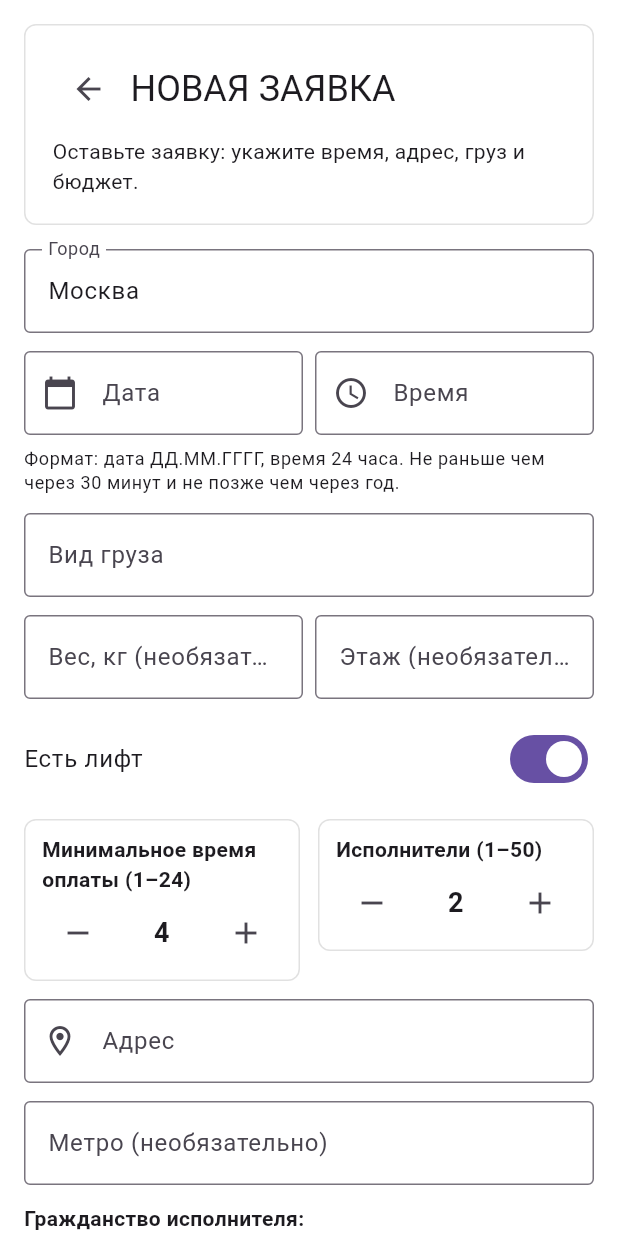
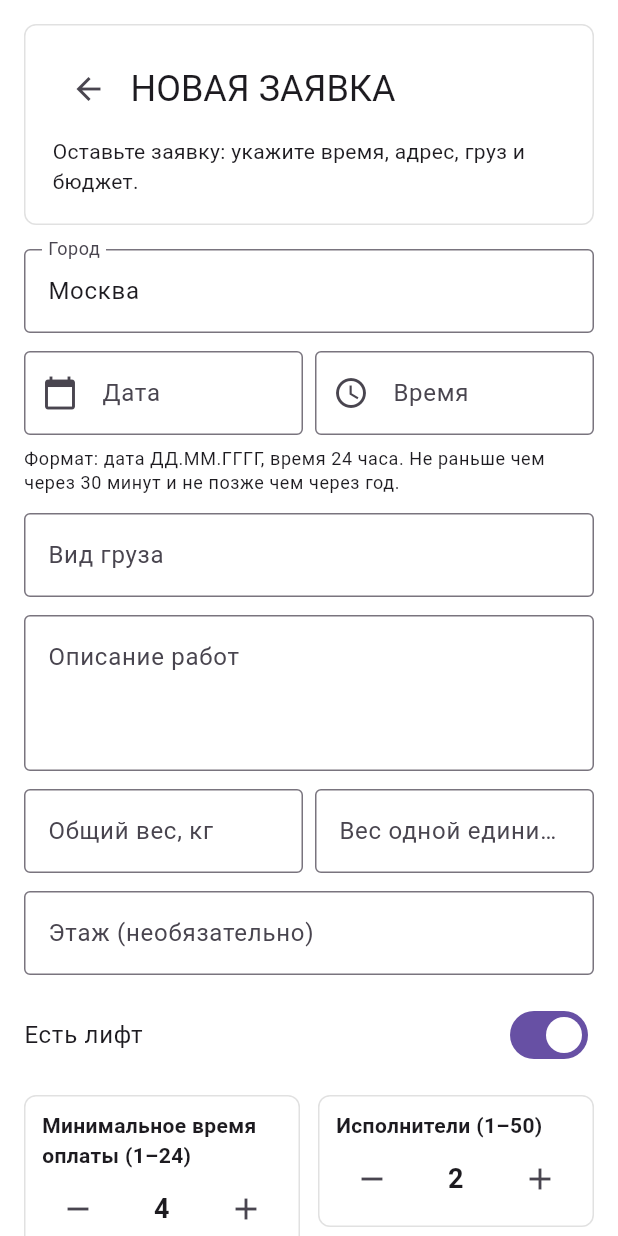
Before and after one commit to tonimasite-dotcom/gpm_platform, a Flutter app: the LogistHomeScreen screen opened directly, after a tap on "Создать", on a phone screen of 412 x 824 dp. Run offline on Flutter 3.47's test engine with Material 3 defaults, Android fonts, the phone set to English and light mode, and no system bars; our stand-ins replace flutter_dotenv, image_picker, web; statements that could not run were skipped.

Commit message:
Cabinet batch 3: chat banner, create-order fields, finance & dashboard
- Chats: remove the "Чаты привязаны к заказам…" policy banner from the
  thread list (was shown to client and worker).
- Create-order form (client): citizenship is now "Только РФ" / "Любое"
  (drops the "только не РФ" option; "Любое" sends national=every). Add a
  required free-form "Описание работ" field; split the single weight
  field into required "Общий вес" and "Вес одной единицы" (with a hint
  to give an approximate max per-unit weight).
- Worker finance card: show a breakdown — на подтверждении / всего
  заработано / завершённых заказов — under the headline amount.
- Worker "Главная": tidy the header card, move the three stats into an
  equal-width row with per-stat icon and a light palette-keyed tint.
- Backend _order_amount: worker accrual is the performer rate × hours,
  never individual_price/legal_price (the client-facing price) — matches
  the frontend fix from batch 1 and closes the API-mode side.

flutter analyze clean; 36 Flutter + 50 backend tests pass (new: order
form fields, worker dashboard render, _order_amount).

Co-Authored-By: Claude Sonnet 5 <noreply@anthropic.com>

```diff
--- a/lib/screens/client/client_create_order_screen.dart
+++ b/lib/screens/client/client_create_order_screen.dart
@@ -39,7 +39,9 @@ class _ClientCreateOrderScreenState extends State<ClientCreateOrderScreen> {
   final _addressFocusNode = FocusNode();
   final _metroController = TextEditingController();
   final _cargoTypeController = TextEditingController();
-  final _cargoWeightController = TextEditingController();
+  final _workDescriptionController = TextEditingController();
+  final _totalWeightController = TextEditingController();
+  final _unitWeightController = TextEditingController();
   final _floorController = TextEditingController();
   final _priceController = TextEditingController();
   Timer? _addressLookupTimer;
@@ -74,7 +76,9 @@ class _ClientCreateOrderScreenState extends State<ClientCreateOrderScreen> {
     _addressFocusNode.dispose();
     _metroController.dispose();
     _cargoTypeController.dispose();
-    _cargoWeightController.dispose();
+    _workDescriptionController.dispose();
+    _totalWeightController.dispose();
+    _unitWeightController.dispose();
     _floorController.dispose();
     _priceController.dispose();
     super.dispose();
@@ -132,6 +136,15 @@ class _ClientCreateOrderScreenState extends State<ClientCreateOrderScreen> {
       return 'Введите целое число от $min до $max';
     }
     return null;
+  }
+
+  String? _requiredIntegerInRange(
+    String? value, {
+    required int min,
+    required int max,
+  }) {
+    if (value == null || value.trim().isEmpty) return 'Заполните поле';
+    return _optionalIntegerInRange(value, min: min, max: max);
   }
 
   void _scheduleAddressLookup(String value) {
@@ -333,14 +346,20 @@ class _ClientCreateOrderScreenState extends State<ClientCreateOrderScreen> {
   }
 
   String _buildDescription() {
-    return [
+    final facts = [
       'Вид груза: ${_cargoTypeController.text.trim()}',
-      if (_cargoWeightController.text.trim().isNotEmpty)
-        'Вес: ${_cargoWeightController.text.trim()} кг',
+      if (_totalWeightController.text.trim().isNotEmpty)
+        'Общий вес: ${_totalWeightController.text.trim()} кг',
+      if (_unitWeightController.text.trim().isNotEmpty)
+        'Вес одной единицы (макс., прибл.): '
+            '${_unitWeightController.text.trim()} кг',
       if (_floorController.text.trim().isNotEmpty)
         'Этаж: ${_floorController.text.trim()}',
       'Лифт: ${_hasElevator ? 'есть' : 'нет'}',
     ].join('\n');
+
+    final work = _workDescriptionController.text.trim();
+    return work.isEmpty ? facts : '$work\n\n$facts';
   }
 
   int get _recommendedPrice {
@@ -401,7 +420,8 @@ class _ClientCreateOrderScreenState extends State<ClientCreateOrderScreen> {
 
   Future<void> _submit() async {
     final scheduledAt = _parseScheduledAt();
-    final countersAreValid = _hours >= 1 &&
+    final countersAreValid =
+        _hours >= 1 &&
         _hours <= 24 &&
         _workersCount >= 1 &&
         _workersCount <= 50;
@@ -410,8 +430,9 @@ class _ClientCreateOrderScreenState extends State<ClientCreateOrderScreen> {
         !countersAreValid) {
       ScaffoldMessenger.of(context).showSnackBar(
         const SnackBar(
-          content:
-              Text('Проверьте поля, дату, время и количество исполнителей'),
+          content: Text(
+            'Проверьте поля, дату, время и количество исполнителей',
+          ),
         ),
       );
       return;
@@ -440,7 +461,7 @@ class _ClientCreateOrderScreenState extends State<ClientCreateOrderScreen> {
         minTime: _hours,
         individualPrice: _clientType == 'individual' ? price : null,
         legalPrice: _clientType == 'legal' ? price : null,
-        nationality: _national == 'yes' ? 'ru' : 'non_ru',
+        nationality: _national == 'yes' ? 'ru' : null,
         workerCategory: _workerCategory,
         workMode: 'rate',
         timezone: 'Europe/Moscow',
@@ -493,7 +514,9 @@ class _ClientCreateOrderScreenState extends State<ClientCreateOrderScreen> {
       _timeController.clear();
       _metroController.clear();
       _cargoTypeController.clear();
-      _cargoWeightController.clear();
+      _workDescriptionController.clear();
+      _totalWeightController.clear();
+      _unitWeightController.clear();
       _floorController.clear();
       _priceController.clear();
       setState(() {
@@ -510,9 +533,9 @@ class _ClientCreateOrderScreenState extends State<ClientCreateOrderScreen> {
       });
     } catch (error) {
       if (!mounted) return;
-      ScaffoldMessenger.of(context).showSnackBar(
-        SnackBar(content: Text('Ошибка: $error')),
-      );
+      ScaffoldMessenger.of(
+        context,
+      ).showSnackBar(SnackBar(content: Text('Ошибка: $error')));
     } finally {
       if (mounted) {
         setState(() {
@@ -626,44 +649,65 @@ class _ClientCreateOrderScreenState extends State<ClientCreateOrderScreen> {
                 validator: (value) => _requiredText(value, 'Укажите вид груза'),
               ),
               const SizedBox(height: 12),
+              TextFormField(
+                controller: _workDescriptionController,
+                maxLines: 4,
+                minLines: 3,
+                decoration: const InputDecoration(
+                  labelText: 'Описание работ',
+                  hintText: 'Что нужно сделать, откуда и куда, особенности',
+                  border: OutlineInputBorder(),
+                  alignLabelWithHint: true,
+                ),
+                validator: (value) => _requiredText(value, 'Опишите работы'),
+              ),
+              const SizedBox(height: 12),
               Row(
                 children: [
                   Expanded(
                     child: TextFormField(
-                      controller: _cargoWeightController,
+                      controller: _totalWeightController,
                       keyboardType: TextInputType.number,
                       decoration: const InputDecoration(
-                        labelText: 'Вес, кг (необязательно)',
-                        hintText: 'Например: 300',
+                        labelText: 'Общий вес, кг',
+                        hintText: 'Например: 800',
                         border: OutlineInputBorder(),
                       ),
-                      validator: (value) => _optionalIntegerInRange(
-                        value,
-                        min: 1,
-                        max: 100000,
-                      ),
+                      validator: (value) =>
+                          _requiredIntegerInRange(value, min: 1, max: 100000),
                     ),
                   ),
                   const SizedBox(width: 8),
                   Expanded(
                     child: TextFormField(
-                      controller: _floorController,
-                      keyboardType: const TextInputType.numberWithOptions(
-                        signed: true,
-                      ),
+                      controller: _unitWeightController,
+                      keyboardType: TextInputType.number,
                       decoration: const InputDecoration(
-                        labelText: 'Этаж (необязательно)',
-                        hintText: 'Например: 4',
+                        labelText: 'Вес одной единицы, кг',
+                        hintText:
+                            'Укажите приблизительный '
+                            'максимальный вес единицы',
                         border: OutlineInputBorder(),
                       ),
-                      validator: (value) => _optionalIntegerInRange(
-                        value,
-                        min: -5,
-                        max: 200,
-                      ),
+                      validator: (value) =>
+                          _requiredIntegerInRange(value, min: 1, max: 100000),
                     ),
                   ),
                 ],
+              ),
+              const SizedBox(height: 12),
+              TextFormField(
+                controller: _floorController,
+                keyboardType: const TextInputType.numberWithOptions(
+                  signed: true,
+                ),
+                decoration: const InputDecoration(
+                  labelText: 'Этаж (необязательно)',
+                  hintText: 'Например: 4',
+                  border: OutlineInputBorder(),
+                ),
+                validator: (value) =>
+                    _optionalIntegerInRange(value, min: -5, max: 200),
               ),
               const SizedBox(height: 12),
               SwitchListTile(
@@ -732,8 +776,8 @@ class _ClientCreateOrderScreenState extends State<ClientCreateOrderScreen> {
               const SizedBox(height: 8),
               SegmentedButton<String>(
                 segments: const [
-                  ButtonSegment(value: 'yes', label: Text('РФ')),
-                  ButtonSegment(value: 'no', label: Text('Не РФ')),
+                  ButtonSegment(value: 'yes', label: Text('Только РФ')),
+                  ButtonSegment(value: 'every', label: Text('Любое')),
                 ],
                 selected: {_national},
                 onSelectionChanged: (selection) =>
@@ -753,10 +797,7 @@ class _ClientCreateOrderScreenState extends State<ClientCreateOrderScreen> {
                     value: 'assembler',
                     child: Text('Сборщики / разборщики'),
                   ),
-                  DropdownMenuItem(
-                    value: 'mover',
-                    child: Text('Разнорабочие'),
-                  ),
+                  DropdownMenuItem(value: 'mover', child: Text('Разнорабочие')),
                   DropdownMenuItem(
                     value: 'packer',
                     child: Text('Упаковщики / комплектовщики'),
@@ -789,8 +830,10 @@ class _ClientCreateOrderScreenState extends State<ClientCreateOrderScreen> {
                           color: Colors.white,
                         ),
                       )
-                    : Text(widget.submitText,
-                        style: const TextStyle(fontSize: 16)),
+                    : Text(
+                        widget.submitText,
+                        style: const TextStyle(fontSize: 16),
+                      ),
               ),
             ],
           ),
@@ -966,7 +1009,8 @@ class _AddressCandidate {
       houseNumber: houseNumber?.isNotEmpty == true ? houseNumber : null,
       latitude: latitude,
       longitude: longitude,
-      isComplete: json['complete'] == true &&
+      isComplete:
+          json['complete'] == true &&
           latitude != null &&
           longitude != null &&
           houseNumber?.isNotEmpty == true,
```
Also changed, not shown: lib/screens/chats/chat_threads_screen.dart (+0 -39 lines), lib/screens/worker/worker_dashboard_screen.dart (+50 -20 lines), lib/screens/worker/worker_finance_screen.dart (+45 -4 lines), 4 other files.
